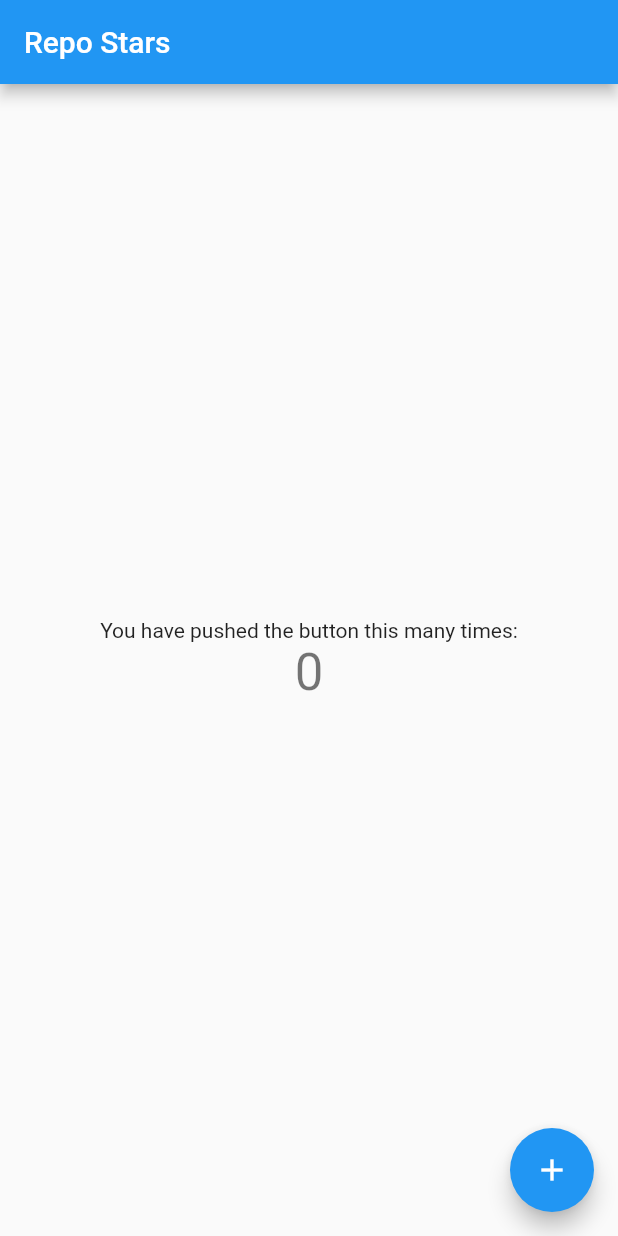
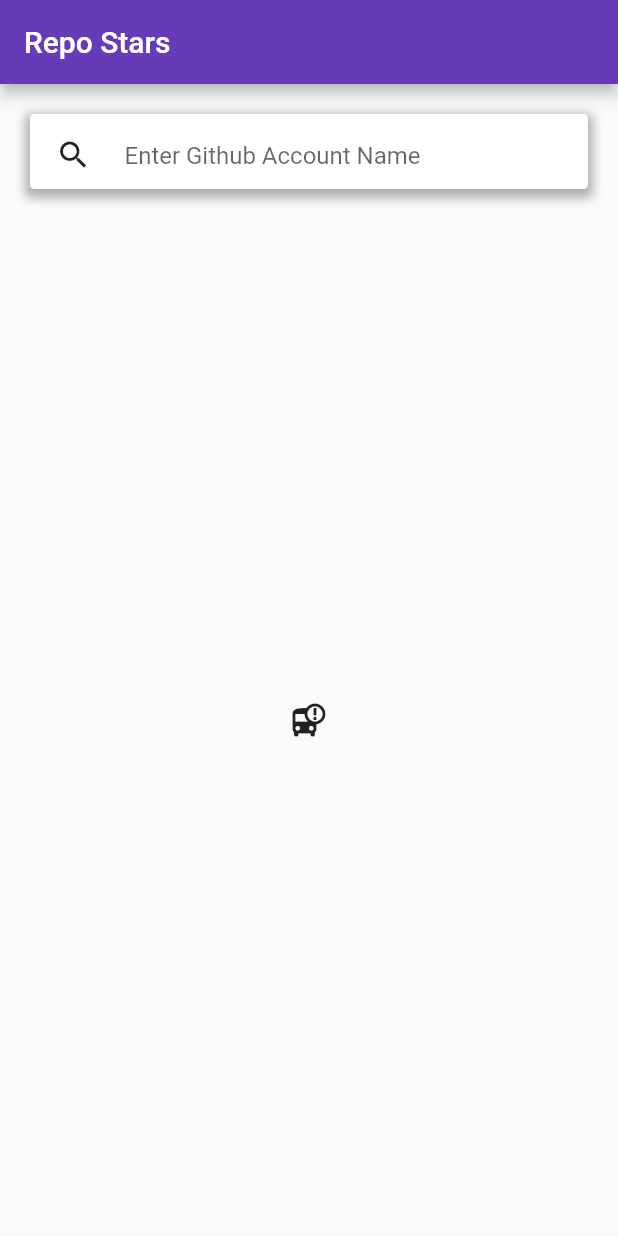
Before and after one commit to foise/repo_stars, a Flutter app: the screen it shows after launch, on a phone screen of 412 x 824 dp. Run offline on Flutter 3.47's test engine with Material 2 defaults, Android fonts, the phone set to English and light mode, and no system bars; missing offline and left inert: github.

Commit message:
list ready

```diff
--- a/lib/api/github_api.dart
+++ b/lib/api/github_api.dart
@@ -0,0 +1,28 @@
+import 'dart:async';
+import 'package:github/github.dart';
+import 'package:repo_stars/models/github_repos.dart';
+
+class GitHubApi {
+  GitHub github;
+  GitHubRepos gitHubRepos;
+  List<Repository> reposListFromJson = [];
+
+  void getApi() {
+    github = GitHub(
+      auth:
+          Authentication.withToken("b64bb6890c1e26aeb7b2d94d64858ff14608bb37"),
+    );
+  }
+
+  Future<GitHubRepos> getRepos(String accName) async {
+    if (github == null) getApi();
+    gitHubRepos = GitHubRepos(accName);
+    gitHubRepos.clearRepos();
+    reposListFromJson.clear();
+    await github.repositories
+        .listUserRepositories(accName)
+        .forEach((Repository repo) => reposListFromJson.add(repo));
+    gitHubRepos.reposList.addAll(reposListFromJson);
+    return gitHubRepos;
+  }
+}
--- /dev/null
+++ b/lib/listeners/input_field.dart
@@ -0,0 +1,66 @@
+import 'package:flutter/material.dart';
+import 'package:provider/provider.dart';
+import 'package:repo_stars/viewmodels/graph_vm.dart';
+
+class InputField extends StatefulWidget {
+  @override
+  _InputFieldState createState() => _InputFieldState();
+}
+
+class _InputFieldState extends State<InputField> {
+  TextEditingController nameEditController;
+
+  @override
+  void initState() {
+    super.initState();
+    nameEditController = new TextEditingController();
+  }
+
+  @override
+  Widget build(BuildContext context) {
+    return Consumer<GraphViewModel>(
+      builder: (context, model, child) => Container(
+        margin: EdgeInsets.only(left: 20, top: 20, right: 20, bottom: 10),
+        padding: EdgeInsets.only(left: 5, top: 5, right: 20, bottom: 00),
+        height: 50,
+        decoration: BoxDecoration(
+          color: Colors.white,
+          borderRadius: BorderRadius.only(
+              topLeft: Radius.circular(3),
+              topRight: Radius.circular(3),
+              bottomLeft: Radius.circular(3),
+              bottomRight: Radius.circular(3)),
+          boxShadow: [
+            BoxShadow(
+              color: Colors.black.withOpacity(0.3),
+              spreadRadius: 3,
+              blurRadius: 5,
+              offset: Offset(0, 3),
+            ),
+          ],
+        ),
+        child: Row(
+          mainAxisSize: MainAxisSize.max,
+          mainAxisAlignment: MainAxisAlignment.start,
+          children: [
+            IconButton(
+              icon: new Icon(Icons.search),
+              onPressed: () {
+                model.updateRepos(nameEditController.text);
+              },
+            ),
+            SizedBox(width: 10),
+            Expanded(
+              child: TextField(
+                controller: nameEditController,
+                decoration: InputDecoration.collapsed(
+                    hintText: "Enter Github Account Name"),
+                onSubmitted: (String name) => {model.updateRepos(name)},
+              ),
+            ),
+          ],
+        ),
+      ),
+    );
+  }
+}
--- /dev/null
+++ b/lib/listeners/repos_list.dart
@@ -0,0 +1,43 @@
+import 'package:flutter/material.dart';
+import 'package:github/github.dart';
+import 'package:provider/provider.dart';
+import 'package:repo_stars/viewmodels/graph_vm.dart';
+import 'package:repo_stars/views/repo_card.dart';
+
+class ReposList extends StatefulWidget {
+  @override
+  _ReposListState createState() => _ReposListState();
+}
+
+class _ReposListState extends State<ReposList> {
+  @override
+  Widget build(BuildContext context) {
+    return Consumer<GraphViewModel>(
+      builder: (context, graphModel, child) {
+        if (graphModel.repos != null) {
+          return graphModel.repos.reposList.length > 0
+              ? ListView.builder(
+                  shrinkWrap: false,
+                  padding: EdgeInsets.only(
+                      top: 10.0, bottom: 20.0, left: 10.0, right: 10.0),
+                  itemCount: graphModel.repos.reposList.length,
+                  itemBuilder: (context, position) {
+                    Repository repo =
+                        graphModel.repos.reposList.elementAt(position);
+                    return RepoCard(repo: repo);
+                  },
+                )
+              : Container(
+                  height: 50,
+                  child: Icon(Icons.bus_alert),
+                );
+        } else {
+          return Container(
+            height: 50,
+            child: Icon(Icons.bus_alert),
+          );
+        }
+      },
+    );
+  }
+}
--- a/lib/main.dart
+++ b/lib/main.dart
@@ -1,8 +1,21 @@
 import 'package:flutter/material.dart';
 import 'package:provider/provider.dart';
+import 'package:repo_stars/viewmodels/graph_vm.dart';
+import 'package:repo_stars/views/home_view.dart';
 
 void main() {
-  runApp(MyApp());
+  runApp(
+    MultiProvider(
+      providers: [
+        ChangeNotifierProvider<GraphViewModel>(
+          create: (_) => GraphViewModel(),
+        ),
+      ],
+      builder: (context, child) {
+        return MyApp();
+      },
+    ),
+  );
 }
 
 class MyApp extends StatelessWidget {
@@ -11,56 +24,10 @@ class MyApp extends StatelessWidget {
     return MaterialApp(
       title: 'Repo Stars',
       theme: ThemeData(
-        primarySwatch: Colors.blue,
+        primarySwatch: Colors.deepPurple,
         visualDensity: VisualDensity.adaptivePlatformDensity,
       ),
-      home: MyHomePage(title: 'Repo Stars'),
+      home: HomeView(title: 'Repo Stars'),
     );
   }
 }
-
-class MyHomePage extends StatefulWidget {
-  MyHomePage({Key key, this.title}) : super(key: key);
-  final String title;
-
-  @override
-  _MyHomePageState createState() => _MyHomePageState();
-}
-
-class _MyHomePageState extends State<MyHomePage> {
-  int _counter = 0;
-
-  void _incrementCounter() {
-    setState(() {
-      _counter++;
-    });
-  }
-
-  @override
-  Widget build(BuildContext context) {
-    return Scaffold(
-      appBar: AppBar(
-        title: Text(widget.title),
-      ),
-      body: Center(
-        child: Column(
-          mainAxisAlignment: MainAxisAlignment.center,
-          children: <Widget>[
-            Text(
-              'You have pushed the button this many times:',
-            ),
-            Text(
-              '$_counter',
-              style: Theme.of(context).textTheme.headline4,
-            ),
-          ],
-        ),
-      ),
-      floatingActionButton: FloatingActionButton(
-        onPressed: _incrementCounter,
-        tooltip: 'Increment',
-        child: Icon(Icons.add),
-      ),
-    );
-  }
-}
--- /dev/null
+++ b/lib/models/github_repos.dart
@@ -0,0 +1,12 @@
+import 'package:github/github.dart';
+
+class GitHubRepos {
+  String accountName;
+  List<Repository> reposList = [];
+
+  GitHubRepos(this.accountName);
+
+  void clearRepos() {
+    reposList.clear();
+  }
+}
--- a/lib/models/repo.dart
+++ /dev/null
@@ -1,3 +0,0 @@
-class Repo {
-  String repoName;
-}
--- /dev/null
+++ b/lib/service/github_service.dart
@@ -0,0 +1,11 @@
+import 'package:repo_stars/api/github_api.dart';
+import 'package:repo_stars/models/github_repos.dart';
+
+class GitHubService {
+  final GitHubApi gitHubApi;
+  GitHubService(this.gitHubApi);
+
+  Future<GitHubRepos> getRepos(String accName) async {
+    return await gitHubApi.getRepos(accName);
+  }
+}
--- a/lib/viewmodels/graph_vm.dart
+++ b/lib/viewmodels/graph_vm.dart
@@ -1,17 +1,34 @@
+import 'package:github/github.dart';
 import 'package:provider/provider.dart';
 import 'package:flutter/material.dart';
+import 'package:repo_stars/api/github_api.dart';
+import 'package:repo_stars/models/github_repos.dart';
 import 'package:repo_stars/models/star.dart';
+import 'package:repo_stars/service/github_service.dart';
 
-class GraphModel extends ChangeNotifier {
+class GraphViewModel extends ChangeNotifier {
   String _accountName;
-  List<String> _repos;
+  GitHubRepos _repos;
   String _activeRepo;
-  List<RepoStar> _repoStars;
 
   String get accountName => _accountName;
   String get activeRepo => _activeRepo;
+  GitHubRepos get repos => _repos;
 
-  void updateName(String newAccName) {
+  GitHubService _gitHubService;
+  GitHubApi _gitHubApi;
+
+  GraphViewModel() {
+    _gitHubApi = GitHubApi();
+    _gitHubApi.getApi();
+    _gitHubService = GitHubService(_gitHubApi);
+  }
+
+  Future<void> updateRepos(String newAccName) async {
     _accountName = newAccName;
+    _repos = await _gitHubService.getRepos(_accountName);
+    _repos.reposList.forEach((Repository repo) => print(repo.name));
+    print(_repos.reposList.length);
+    notifyListeners();
   }
 }
--- a/lib/views/home_view.dart
+++ b/lib/views/home_view.dart
@@ -0,0 +1,32 @@
+import 'package:flutter/material.dart';
+import 'package:provider/provider.dart';
+import 'package:repo_stars/listeners/input_field.dart';
+import 'package:repo_stars/listeners/repos_list.dart';
+
+class HomeView extends StatefulWidget {
+  HomeView({Key key, this.title}) : super(key: key);
+  final String title;
+
+  @override
+  _HomeViewState createState() => _HomeViewState();
+}
+
+class _HomeViewState extends State<HomeView> {
+  @override
+  Widget build(BuildContext context) {
+    return Scaffold(
+      appBar: AppBar(
+        title: Text(widget.title),
+      ),
+      body: Column(
+        crossAxisAlignment: CrossAxisAlignment.center,
+        children: [
+          InputField(),
+          Expanded(
+            child: ReposList(),
+          ),
+        ],
+      ),
+    );
+  }
+}
--- a/pubspec.yaml
+++ b/pubspec.yaml
@@ -14,6 +14,7 @@ dependencies:
   cupertino_icons: ^1.0.0
   provider: ^4.3.2+4
   github: ^7.0.4
+  intl: ^0.16.1
 
 dev_dependencies:
   flutter_test:
```
Also changed, not shown: lib/models/star.dart (+0 -7 lines), lib/utils/github_colors.dart (added, +207 -0 lines), lib/views/repo_card.dart (added, +80 -0 lines), pubspec.lock, 1 other file.
